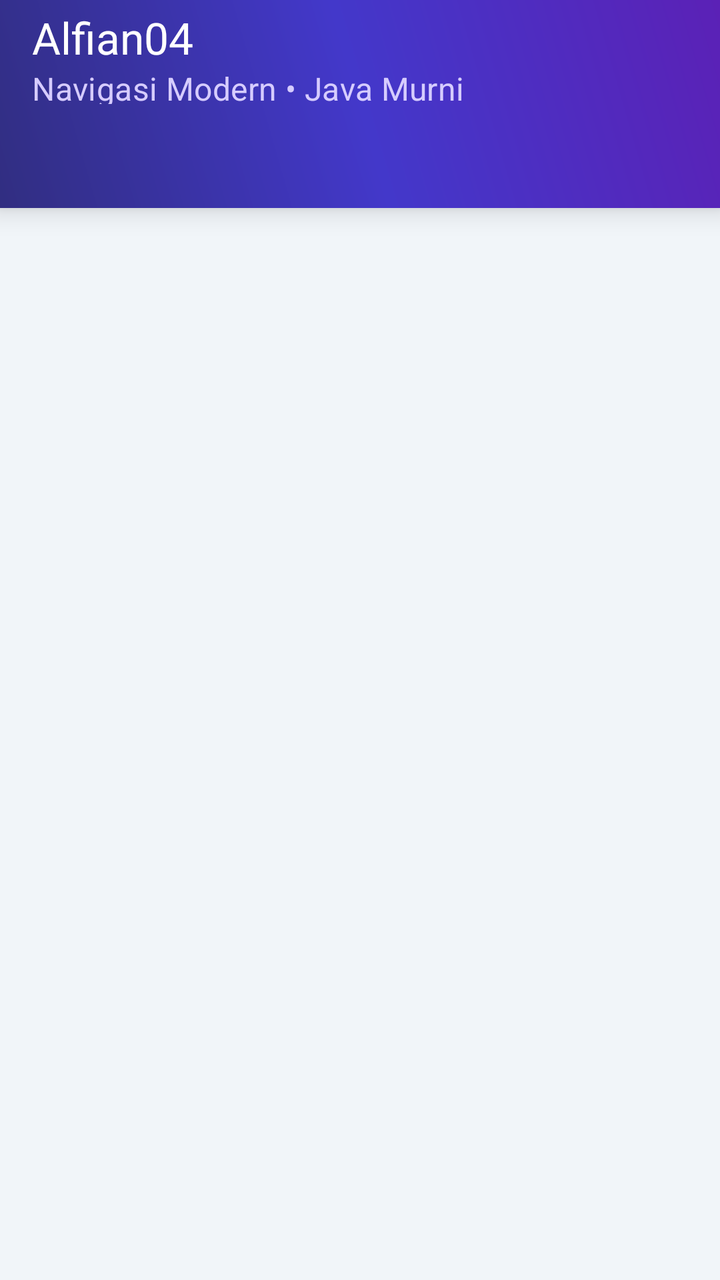
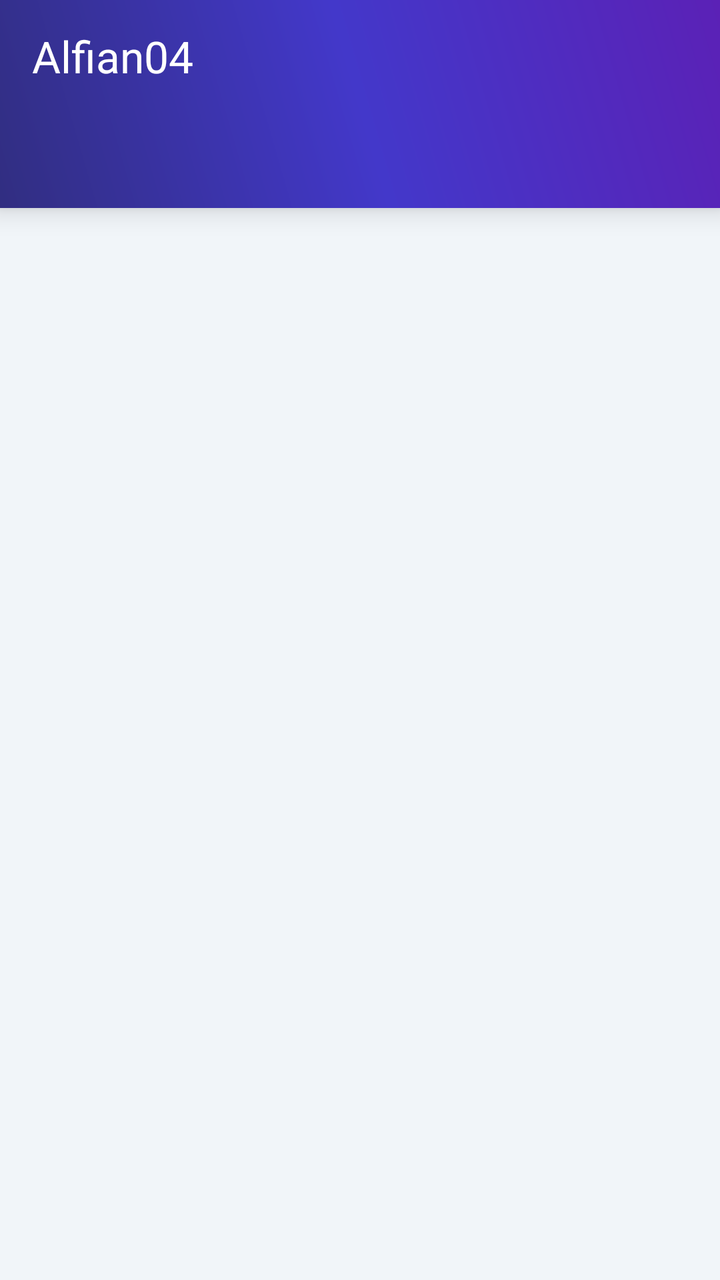

An Android layout rendered at two revisions. The XML below is the earlier revision; the diff shows what the commit changed to produce the second picture.
<!-- AndroidManifest.xml: application theme Theme.Alfian04 -->
<!-- res/layout/activity_main.xml -->
<?xml version="1.0" encoding="utf-8"?>
<androidx.drawerlayout.widget.DrawerLayout xmlns:android="http://schemas.android.com/apk/res/android"
    xmlns:app="http://schemas.android.com/apk/res-auto"
    xmlns:tools="http://schemas.android.com/tools"
    android:id="@+id/drawer_layout"
    android:layout_width="match_parent"
    android:layout_height="match_parent"
    android:fitsSystemWindows="true"
    tools:openDrawer="start">

    
    <LinearLayout
        android:layout_width="match_parent"
        android:layout_height="match_parent"
        android:orientation="vertical">

        
        <LinearLayout
            android:layout_width="match_parent"
            android:layout_height="wrap_content"
            android:background="@drawable/bg_header_gradient"
            android:elevation="8dp"
            android:orientation="vertical">

            <androidx.appcompat.widget.Toolbar
                android:id="@+id/toolbar"
                android:layout_width="match_parent"
                android:layout_height="?attr/actionBarSize"
                android:background="@android:color/transparent"
                android:theme="@style/ThemeOverlay.AppCompat.Dark.ActionBar"
                app:popupTheme="@style/ThemeOverlay.Alfian04.PopupMenu"
                app:subtitle="@string/app_subtitle"
                app:subtitleTextColor="#D6CCFF"
                app:title="@string/app_name"
                app:titleTextAppearance="@style/TextAppearance.AppCompat.Large"
                app:titleTextColor="@color/white" />

            <com.google.android.material.tabs.TabLayout
                android:id="@+id/tab_layout"
                android:layout_width="match_parent"
                android:layout_height="wrap_content"
                android:background="@android:color/transparent"
                app:tabIndicatorColor="@color/white"
                app:tabIndicatorHeight="5dp"
                app:tabIndicatorFullWidth="false"
                app:tabMode="scrollable"
                app:tabSelectedTextColor="@color/white"
                app:tabTextAppearance="@style/TextAppearance.AppCompat.Small"
                app:tabTextColor="#CCFFFFFF" />

        </LinearLayout>

        
        <androidx.viewpager2.widget.ViewPager2
            android:id="@+id/view_pager"
            android:layout_width="match_parent"
            android:layout_height="0dp"
            android:layout_weight="1"
            android:background="@color/background" />

    </LinearLayout>

    
    <com.google.android.material.navigation.NavigationView
        android:id="@+id/nav_view"
        android:layout_width="wrap_content"
        android:layout_height="match_parent"
        android:layout_gravity="start"
        android:background="@color/card_background"
        android:fitsSystemWindows="true"
        app:headerLayout="@layout/nav_header_main"
        app:itemIconTint="@color/primary"
        app:itemTextColor="@color/text_primary"
        app:menu="@menu/drawer_menu" />

</androidx.drawerlayout.widget.DrawerLayout>
<!-- res/layout/nav_header_main.xml (included above) -->
<?xml version="1.0" encoding="utf-8"?>
<LinearLayout xmlns:android="http://schemas.android.com/apk/res/android"
    android:layout_width="match_parent"
    android:layout_height="220dp"
    android:background="@drawable/bg_header_gradient"
    android:gravity="center"
    android:orientation="vertical"
    android:padding="18dp"
    android:theme="@style/ThemeOverlay.AppCompat.Dark">

    
    <TextView
        android:layout_width="64dp"
        android:layout_height="64dp"
        android:background="@drawable/bg_avatar_circle"
        android:gravity="center"
        android:text="A"
        android:textColor="@color/white"
        android:textSize="30sp"
        android:textStyle="bold" />

    <TextView
        android:layout_width="wrap_content"
        android:layout_height="wrap_content"
        android:layout_marginTop="10dp"
        android:gravity="center"
        android:text="@string/drawer_title"
        android:textColor="@color/white"
        android:textSize="19sp"
        android:textStyle="bold" />

    <TextView
        android:layout_width="wrap_content"
        android:layout_height="wrap_content"
        android:layout_marginTop="2dp"
        android:gravity="center"
        android:text="@string/drawer_subtitle"
        android:textColor="#E0FFFFFF"
        android:textSize="12sp" />

    <TextView
        android:layout_width="wrap_content"
        android:layout_height="wrap_content"
        android:layout_marginTop="10dp"
        android:background="@drawable/bg_pill_badge"
        android:paddingStart="12dp"
        android:paddingEnd="12dp"
        android:paddingTop="4dp"
        android:paddingBottom="4dp"
        android:text="✦ v2.0  •  Java  •  Indigo–Violet"
        android:textColor="@color/primary_dark"
        android:textSize="11sp"
        android:textStyle="bold" />

</LinearLayout>
<!-- resources referenced by this layout -->
<resources>
  <color name="background">#F1F5F9</color>
  <color name="card_background">#FFFFFF</color>
  <color name="primary">#4338CA</color>
  <color name="primary_dark">#312E81</color>
  <color name="text_primary">#1E1B4B</color>
  <color name="white">#FFFFFFFF</color>
  <!-- drawable bg_avatar_circle (drawable) -->
  <?xml version="1.0" encoding="utf-8"?>
  <shape xmlns:android="http://schemas.android.com/apk/res/android"
      android:shape="oval">
      <solid android:color="@color/accent" />
  </shape>
  <!-- drawable bg_header_gradient (drawable) -->
  <?xml version="1.0" encoding="utf-8"?>
  <shape xmlns:android="http://schemas.android.com/apk/res/android"
      android:shape="rectangle">
      <gradient
          android:angle="45"
          android:startColor="@color/primary_dark"
          android:centerColor="@color/primary"
          android:endColor="@color/accent_dark"
          android:type="linear" />
  </shape>
  <!-- drawable bg_pill_badge (drawable) -->
  <?xml version="1.0" encoding="utf-8"?>
  <shape xmlns:android="http://schemas.android.com/apk/res/android"
      android:shape="rectangle">
      <solid android:color="@color/primary_light" />
      <corners android:radius="50dp" />
  </shape>
  <string name="app_name">Alfian04</string>
  <string name="app_subtitle">Navigasi Modern • Java Murni</string>
  <string name="drawer_subtitle">Navigasi Modern • Alfian Dafari • 04</string>
  <string name="drawer_title">Alfian04 App</string>
  <style name="ThemeOverlay.Alfian04.PopupMenu" parent="ThemeOverlay.AppCompat.DayNight">
          <item name="android:colorBackground">@color/popup_background</item>
          <item name="android:textColor">@color/popup_text</item>
      </style>
  <style name="Theme.Alfian04" parent="Base.Theme.Alfian04" />
  <color name="accent">#7C3AED</color>
  <color name="accent_dark">#5B21B6</color>
  <color name="primary_light">#C7D2FE</color>
  <color name="popup_background">#FFFFFF</color>
  <color name="popup_text">#1E1B4B</color>
  <style name="Base.Theme.Alfian04" parent="Theme.MaterialComponents.DayNight.NoActionBar">
          <item name="colorPrimary">@color/primary</item>
          <item name="colorPrimaryDark">@color/primary_dark</item>
          <item name="colorAccent">@color/accent</item>
          <item name="android:statusBarColor">@color/primary_dark</item>
          <item name="editTextStyle">@style/Widget.Alfian04.EditText</item>
      </style>
  <style name="Widget.Alfian04.EditText" parent="Widget.AppCompat.EditText">
          <item name="android:background">@drawable/bg_edit_text</item>
          <item name="android:textColor">@color/edit_text_color</item>
          <item name="android:textColorHint">@color/edit_text_hint</item>
          <item name="android:textSize">15sp</item>
      </style>
  <!-- drawable bg_edit_text (drawable) -->
  <?xml version="1.0" encoding="utf-8"?>
  <shape xmlns:android="http://schemas.android.com/apk/res/android"
      android:shape="rectangle">
      <solid android:color="@color/edit_text_background" />
      <stroke
          android:width="1.5dp"
          android:color="@color/primary" />
      <corners android:radius="12dp" />
      <padding
          android:bottom="10dp"
          android:left="14dp"
          android:right="14dp"
          android:top="10dp" />
  </shape>
  <color name="edit_text_color">#1E1B4B</color>
  <color name="edit_text_hint">#94A3B8</color>
  <color name="edit_text_background">#FFFFFF</color>
</resources>

<!-- the commit's change to res/layout/activity_main.xml (unified diff, before → after) -->
@@ -29,8 +29,6 @@
                 android:background="@android:color/transparent"
                 android:theme="@style/ThemeOverlay.AppCompat.Dark.ActionBar"
                 app:popupTheme="@style/ThemeOverlay.Alfian04.PopupMenu"
-                app:subtitle="@string/app_subtitle"
-                app:subtitleTextColor="#D6CCFF"
                 app:title="@string/app_name"
                 app:titleTextAppearance="@style/TextAppearance.AppCompat.Large"
                 app:titleTextColor="@color/white" />
@@ -115,18 +113,4 @@
         android:textColor="#E0FFFFFF"
         android:textSize="12sp" />
 
-    <TextView
-        android:layout_width="wrap_content"
-        android:layout_height="wrap_content"
-        android:layout_marginTop="10dp"
-        android:background="@drawable/bg_pill_badge"
-        android:paddingStart="12dp"
-        android:paddingEnd="12dp"
-        android:paddingTop="4dp"
-        android:paddingBottom="4dp"
-        android:text="✦ v2.0  •  Java  •  Indigo–Violet"
-        android:textColor="@color/primary_dark"
-        android:textSize="11sp"
-        android:textStyle="bold" />
-
 </LinearLayout>
<!-- resource entries referenced after the edit -->
@@ -23,16 +23,8 @@
           android:endColor="@color/accent_dark"
           android:type="linear" />
   </shape>
-  <!-- drawable bg_pill_badge (drawable) -->
-  <?xml version="1.0" encoding="utf-8"?>
-  <shape xmlns:android="http://schemas.android.com/apk/res/android"
-      android:shape="rectangle">
-      <solid android:color="@color/primary_light" />
-      <corners android:radius="50dp" />
-  </shape>
   <string name="app_name">Alfian04</string>
-  <string name="app_subtitle">Navigasi Modern • Java Murni</string>
-  <string name="drawer_subtitle">Navigasi Modern • Alfian Dafari • 04</string>
+  <string name="drawer_subtitle">Aplikasi Data dan Utilitas</string>
   <string name="drawer_title">Alfian04 App</string>
   <style name="ThemeOverlay.Alfian04.PopupMenu" parent="ThemeOverlay.AppCompat.DayNight">
           <item name="android:colorBackground">@color/popup_background</item>
@@ -41,7 +33,6 @@
   <style name="Theme.Alfian04" parent="Base.Theme.Alfian04" />
   <color name="accent">#7C3AED</color>
   <color name="accent_dark">#5B21B6</color>
-  <color name="primary_light">#C7D2FE</color>
   <color name="popup_background">#FFFFFF</color>
   <color name="popup_text">#1E1B4B</color>
   <style name="Base.Theme.Alfian04" parent="Theme.MaterialComponents.DayNight.NoActionBar">
